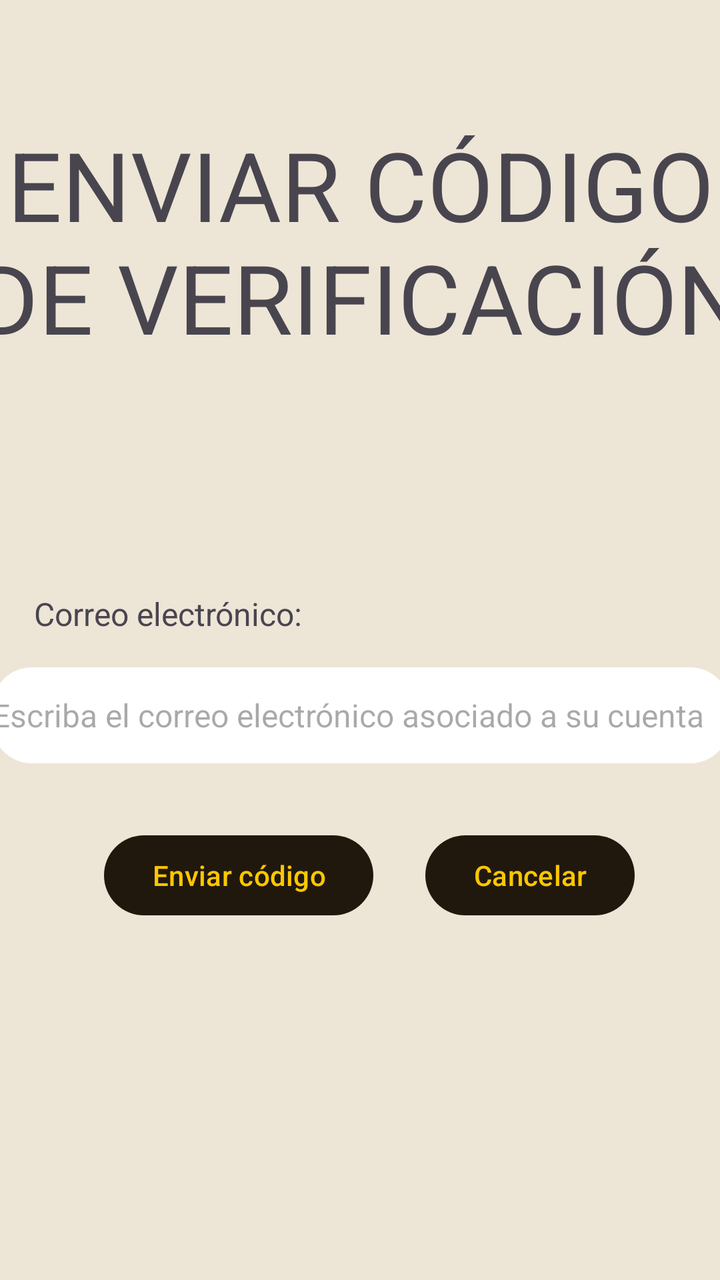
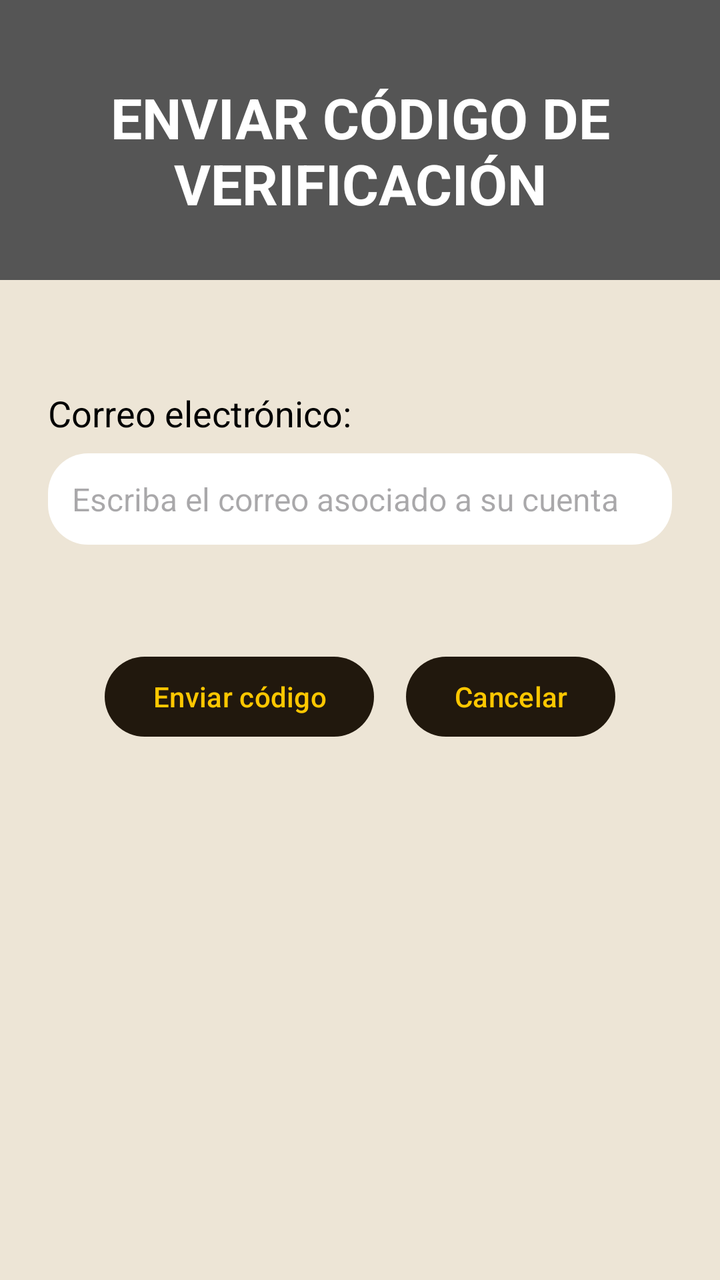

An Android layout rendered at two revisions. The XML below is the earlier revision; the diff shows what the commit changed to produce the second picture.
<!-- AndroidManifest.xml: application theme Theme.RefriMancia -->
<!-- res/layout/ventana_verificar.xml -->
<?xml version="1.0" encoding="utf-8"?>
<androidx.constraintlayout.widget.ConstraintLayout xmlns:android="http://schemas.android.com/apk/res/android"
    xmlns:app="http://schemas.android.com/apk/res-auto"
    xmlns:tools="http://schemas.android.com/tools"
    style="@style/fondoPantallas"
    android:id="@+id/ventana_verificar"
    android:layout_width="match_parent"
    android:layout_height="match_parent">

    <TextView
        android:id="@+id/tvTituloVerificar"
        android:layout_width="409dp"
        android:layout_height="128dp"
        android:layout_marginTop="60dp"
        android:text="ENVIAR CÓDIGO DE VERIFICACIÓN"
        android:textAlignment="center"
        android:textSize="48sp"
        app:layout_constraintEnd_toEndOf="parent"
        app:layout_constraintStart_toStartOf="parent"
        app:layout_constraintTop_toTopOf="parent" />

    <EditText
        android:id="@+id/etCorreoVerificar"
        android:layout_width="369dp"
        android:layout_height="48dp"
        android:layout_marginTop="16dp"
        android:background="@drawable/bg_input"
        android:ems="10"
        android:hint="Escriba el correo electrónico asociado a su cuenta"
        android:inputType="text"
        android:textSize="16sp"
        app:layout_constraintEnd_toEndOf="parent"
        app:layout_constraintStart_toStartOf="parent"
        app:layout_constraintTop_toBottomOf="@+id/tvCorreoVerificar" />

    <TextView
        android:id="@+id/tvCorreoVerificar"
        android:layout_width="wrap_content"
        android:layout_height="wrap_content"
        android:layout_marginTop="108dp"
        android:text="Correo electrónico:"
        android:textSize="16sp"
        app:layout_constraintEnd_toEndOf="parent"
        app:layout_constraintHorizontal_bias="0.075"
        app:layout_constraintStart_toStartOf="parent"
        app:layout_constraintTop_toBottomOf="@+id/tvTituloVerificar" />

    <Button
        android:id="@+id/botonEnviarCode"
        style="@style/estiloBotones"
        android:layout_width="wrap_content"
        android:layout_height="wrap_content"
        android:layout_marginStart="52dp"
        android:layout_marginTop="32dp"
        android:text="Enviar código"
        app:layout_constraintStart_toStartOf="parent"
        app:layout_constraintTop_toBottomOf="@+id/etCorreoVerificar" />

    <Button
        android:id="@+id/botonCancelarVerificar"
        style="@style/estiloBotones"
        android:layout_width="wrap_content"
        android:layout_height="wrap_content"
        android:layout_marginTop="32dp"
        android:text="Cancelar"
        app:layout_constraintEnd_toEndOf="parent"
        app:layout_constraintHorizontal_bias="0.38"
        app:layout_constraintStart_toEndOf="@+id/botonEnviarCode"
        app:layout_constraintTop_toBottomOf="@+id/etCorreoVerificar" />

</androidx.constraintlayout.widget.ConstraintLayout>
<!-- resources referenced by this layout -->
<resources>
  <!-- drawable bg_input (drawable) -->
  <shape xmlns:android="http://schemas.android.com/apk/res/android">
      <solid android:color="#FFFFFF"/> 
      <corners android:radius="20dp"/>
  </shape>
  <style name="estiloBotones">
          <item name="android:textColor">@color/amarillo</item>
          <item name="backgroundTint">@color/marron_oscuro</item>
      </style>
  <style name="fondoPantallas">
          <item name="android:background">@color/beige</item>
      </style>
  <style name="Theme.RefriMancia" parent="Base.Theme.RefriMancia" />
  <color name="amarillo">#fdc700</color>
  <color name="marron_oscuro">#21180d</color>
  <color name="beige">#ede5d6</color>
  <style name="Base.Theme.RefriMancia" parent="Theme.Material3.DayNight.NoActionBar">
          
          
          <item name="android:statusBarColor">?attr/colorPrimary</item>
          <item name="android:windowLightStatusBar">false</item>
          
      </style>
</resources>

<!-- the commit's change to res/layout/ventana_verificar.xml (unified diff, before → after) -->
@@ -1,71 +1,101 @@
 <?xml version="1.0" encoding="utf-8"?>
-<androidx.constraintlayout.widget.ConstraintLayout xmlns:android="http://schemas.android.com/apk/res/android"
+<ScrollView xmlns:android="http://schemas.android.com/apk/res/android"
     xmlns:app="http://schemas.android.com/apk/res-auto"
     xmlns:tools="http://schemas.android.com/tools"
     style="@style/fondoPantallas"
-    android:id="@+id/ventana_verificar"
     android:layout_width="match_parent"
     android:layout_height="match_parent">
 
-    <TextView
-        android:id="@+id/tvTituloVerificar"
-        android:layout_width="409dp"
-        android:layout_height="128dp"
-        android:layout_marginTop="60dp"
-        android:text="ENVIAR CÓDIGO DE VERIFICACIÓN"
-        android:textAlignment="center"
-        android:textSize="48sp"
-        app:layout_constraintEnd_toEndOf="parent"
-        app:layout_constraintStart_toStartOf="parent"
-        app:layout_constraintTop_toTopOf="parent" />
+    <androidx.constraintlayout.widget.ConstraintLayout
+        android:id="@+id/main"
+        android:layout_width="match_parent"
+        android:layout_height="wrap_content"
+        android:paddingBottom="80dp">
 
-    <EditText
-        android:id="@+id/etCorreoVerificar"
-        android:layout_width="369dp"
-        android:layout_height="48dp"
-        android:layout_marginTop="16dp"
-        android:background="@drawable/bg_input"
-        android:ems="10"
-        android:hint="Escriba el correo electrónico asociado a su cuenta"
-        android:inputType="text"
-        android:textSize="16sp"
-        app:layout_constraintEnd_toEndOf="parent"
-        app:layout_constraintStart_toStartOf="parent"
-        app:layout_constraintTop_toBottomOf="@+id/tvCorreoVerificar" />
+        
+        <View
+            android:id="@+id/headerBackground"
+            android:layout_width="match_parent"
+            android:layout_height="140dp"
+            android:background="#555555"
+            app:layout_constraintTop_toTopOf="parent" />
 
-    <TextView
-        android:id="@+id/tvCorreoVerificar"
-        android:layout_width="wrap_content"
-        android:layout_height="wrap_content"
-        android:layout_marginTop="108dp"
-        android:text="Correo electrónico:"
-        android:textSize="16sp"
-        app:layout_constraintEnd_toEndOf="parent"
-        app:layout_constraintHorizontal_bias="0.075"
-        app:layout_constraintStart_toStartOf="parent"
-        app:layout_constraintTop_toBottomOf="@+id/tvTituloVerificar" />
+        
+        <TextView
+            android:id="@+id/tvTituloVerificar"
+            android:layout_width="0dp"
+            android:layout_height="wrap_content"
+            android:layout_marginHorizontal="24dp"
+            android:layout_marginTop="40dp"
+            android:text="ENVIAR CÓDIGO DE VERIFICACIÓN"
+            android:textAlignment="center"
+            android:textColor="#FFFFFF"
+            android:textSize="28sp"
+            android:textStyle="bold"
+            app:layout_constraintEnd_toEndOf="parent"
+            app:layout_constraintStart_toStartOf="parent"
+            app:layout_constraintTop_toTopOf="parent" />
 
-    <Button
-        android:id="@+id/botonEnviarCode"
-        style="@style/estiloBotones"
-        android:layout_width="wrap_content"
-        android:layout_height="wrap_content"
-        android:layout_marginStart="52dp"
-        android:layout_marginTop="32dp"
-        android:text="Enviar código"
-        app:layout_constraintStart_toStartOf="parent"
-        app:layout_constraintTop_toBottomOf="@+id/etCorreoVerificar" />
+        
 
-    <Button
-        android:id="@+id/botonCancelarVerificar"
-        style="@style/estiloBotones"
-        android:layout_width="wrap_content"
-        android:layout_height="wrap_content"
-        android:layout_marginTop="32dp"
-        android:text="Cancelar"
-        app:layout_constraintEnd_toEndOf="parent"
-        app:layout_constraintHorizontal_bias="0.38"
-        app:layout_constraintStart_toEndOf="@+id/botonEnviarCode"
-        app:layout_constraintTop_toBottomOf="@+id/etCorreoVerificar" />
+        
+        <TextView
+            android:id="@+id/tvCorreoVerificar"
+            android:layout_width="wrap_content"
+            android:layout_height="wrap_content"
+            android:layout_marginStart="24dp"
+            android:layout_marginTop="84dp"
+            android:text="Correo electrónico:"
+            android:textColor="#000000"
+            android:textSize="18sp"
+            app:layout_constraintStart_toStartOf="parent"
+            app:layout_constraintTop_toBottomOf="@id/tvTituloVerificar" />
 
-</androidx.constraintlayout.widget.ConstraintLayout>
+        <EditText
+            android:id="@+id/etCorreoVerificar"
+            android:layout_width="0dp"
+            android:layout_height="wrap_content"
+            android:layout_marginHorizontal="24dp"
+            android:layout_marginTop="8dp"
+            android:background="@drawable/bg_input"
+            android:hint="Escriba el correo asociado a su cuenta"
+            android:inputType="textEmailAddress"
+            android:padding="12dp"
+            android:textSize="16sp"
+            app:layout_constraintTop_toBottomOf="@id/tvCorreoVerificar"
+            app:layout_constraintStart_toStartOf="parent"
+            app:layout_constraintEnd_toEndOf="parent" />
+
+        
+
+        
+
+        <Button
+            android:id="@+id/botonEnviarCode"
+            style="@style/estiloBotones"
+            android:layout_width="wrap_content"
+            android:layout_height="wrap_content"
+            android:layout_marginTop="52dp"
+            android:text="Enviar código"
+            android:textAllCaps="false"
+            app:layout_constraintEnd_toStartOf="@id/botonCancelarVerificar"
+            app:layout_constraintHorizontal_chainStyle="packed"
+            app:layout_constraintStart_toStartOf="parent"
+            app:layout_constraintTop_toBottomOf="@id/etCorreoVerificar" />
+
+        <Button
+            android:id="@+id/botonCancelarVerificar"
+            style="@style/estiloBotones"
+            android:layout_width="wrap_content"
+            android:layout_height="wrap_content"
+            android:layout_marginStart="16dp"
+            android:layout_marginTop="52dp"
+            android:text="Cancelar"
+            android:textAllCaps="false"
+            app:layout_constraintEnd_toEndOf="parent"
+            app:layout_constraintStart_toEndOf="@id/botonEnviarCode"
+            app:layout_constraintTop_toBottomOf="@id/etCorreoVerificar" />
+
+    </androidx.constraintlayout.widget.ConstraintLayout>
+
+</ScrollView>
